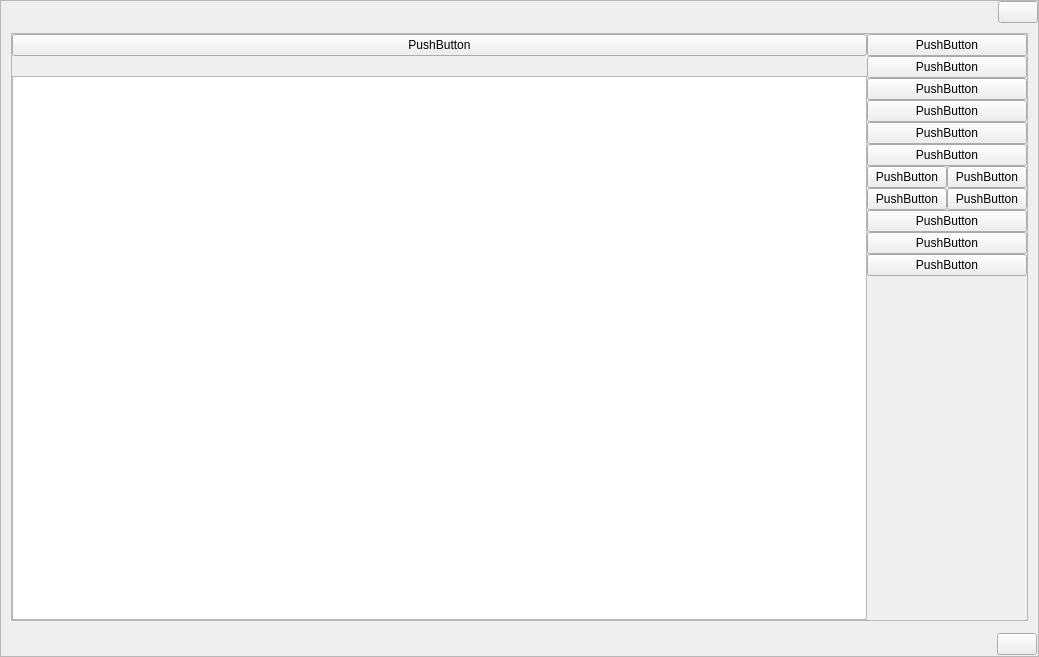
The window that src/gui/ui/dlg.ui (LaM0uette/MyDLG) describes before a commit, drawn with Qt 5.
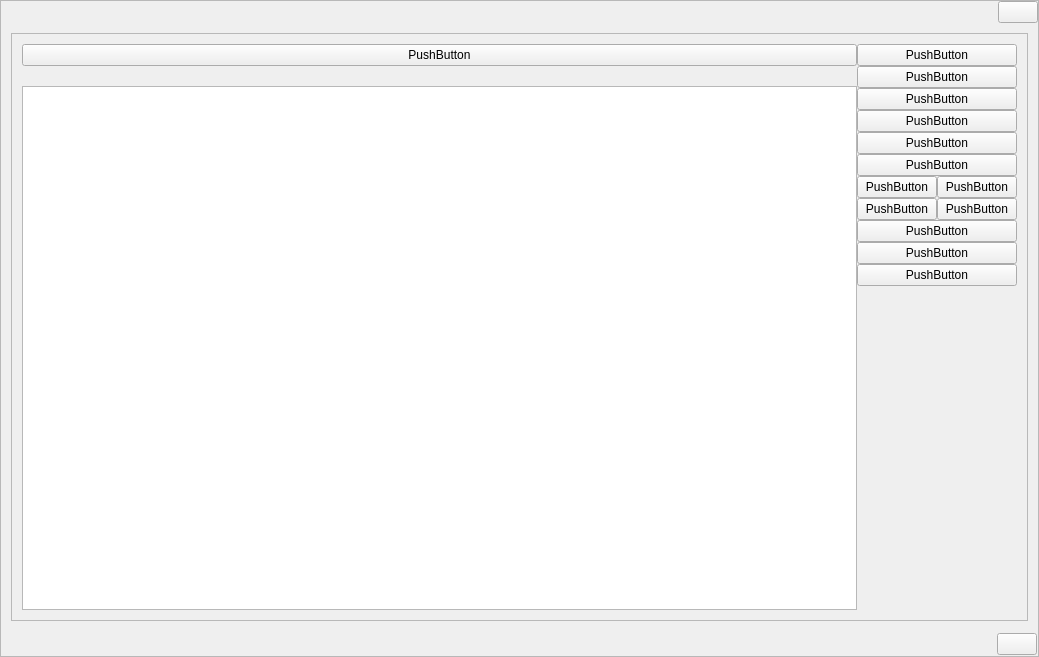
The same window after the commit.

Commit message: ui des dlg

What changed in the file:
```diff
--- a/src/gui/ui/dlg.ui
+++ b/src/gui/ui/dlg.ui
@@ -134,16 +134,16 @@
            </property>
            <layout class="QGridLayout" name="gridLayout">
             <property name="leftMargin">
-             <number>0</number>
+             <number>10</number>
             </property>
             <property name="topMargin">
-             <number>0</number>
+             <number>10</number>
             </property>
             <property name="rightMargin">
-             <number>0</number>
+             <number>10</number>
             </property>
             <property name="bottomMargin">
-             <number>0</number>
+             <number>10</number>
             </property>
             <property name="spacing">
              <number>0</number>
@@ -156,7 +156,7 @@
               <property name="sizeHint" stdset="0">
                <size>
                 <width>20</width>
-                <height>253</height>
+                <height>233</height>
                </size>
               </property>
              </spacer>
```
Left out of the diff: 2 changed lines with no effect on the pictures. The commit also changes 2 other files.
